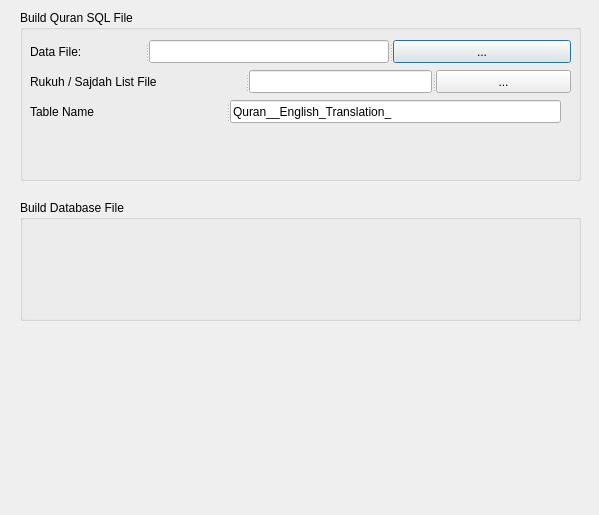
The window that tools/DatabaseBuilder/databasebuilder.ui (abumq/project-islam) describes before a commit, drawn with Qt 5.
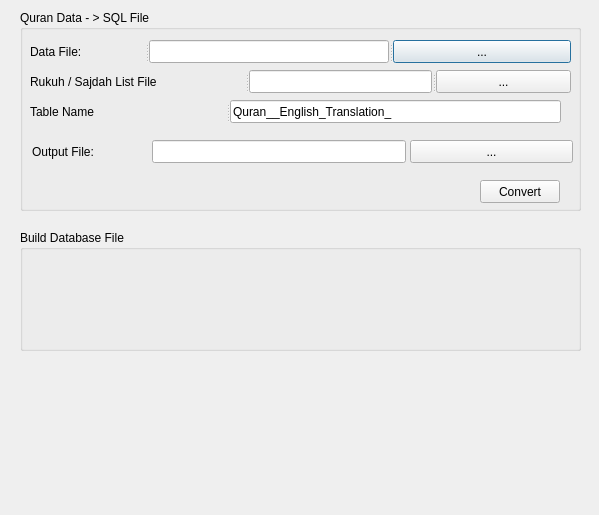
The same window after the commit.

Patch:
```diff
--- a/tools/DatabaseBuilder/databasebuilder.ui
+++ b/tools/DatabaseBuilder/databasebuilder.ui
@@ -19,11 +19,11 @@
      <x>20</x>
      <y>10</y>
      <width>561</width>
-     <height>171</height>
+     <height>201</height>
     </rect>
    </property>
    <property name="title">
-    <string>Build Quran SQL File</string>
+    <string>Quran Data - &gt; SQL File</string>
    </property>
    <widget class="QSplitter" name="splitter">
     <property name="geometry">
@@ -100,12 +100,61 @@
      </property>
     </widget>
    </widget>
+   <widget class="QLabel" name="label_4">
+    <property name="geometry">
+     <rect>
+      <x>12</x>
+      <y>130</y>
+      <width>116</width>
+      <height>23</height>
+     </rect>
+    </property>
+    <property name="text">
+     <string>Output File:</string>
+    </property>
+   </widget>
+   <widget class="QLineEdit" name="txtOutputFile">
+    <property name="geometry">
+     <rect>
+      <x>132</x>
+      <y>130</y>
+      <width>254</width>
+      <height>23</height>
+     </rect>
+    </property>
+   </widget>
+   <widget class="QPushButton" name="btnBrowse3">
+    <property name="geometry">
+     <rect>
+      <x>390</x>
+      <y>130</y>
+      <width>163</width>
+      <height>23</height>
+     </rect>
+    </property>
+    <property name="text">
+     <string>...</string>
+    </property>
+   </widget>
+   <widget class="QPushButton" name="pushButton">
+    <property name="geometry">
+     <rect>
+      <x>460</x>
+      <y>170</y>
+      <width>80</width>
+      <height>23</height>
+     </rect>
+    </property>
+    <property name="text">
+     <string>Convert</string>
+    </property>
+   </widget>
   </widget>
   <widget class="QGroupBox" name="groupBox_2">
    <property name="geometry">
     <rect>
      <x>20</x>
-     <y>200</y>
+     <y>230</y>
      <width>561</width>
      <height>121</height>
     </rect>
```
